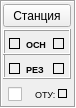
This is MdmAgent/kpframe.ui in eugene-pa/armdncqt as Qt 5 draws it before an edit. The edited form follows.
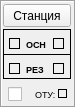
This is the edited form. Custom widgets are drawn as their Qt base class.

```diff
--- a/MdmAgent/kpframe.ui
+++ b/MdmAgent/kpframe.ui
@@ -102,11 +102,14 @@
      <height>26</height>
     </rect>
    </property>
+   <property name="autoFillBackground">
+    <bool>true</bool>
+   </property>
    <property name="frameShape">
     <enum>QFrame::Box</enum>
    </property>
    <property name="frameShadow">
-    <enum>QFrame::Raised</enum>
+    <enum>QFrame::Plain</enum>
    </property>
    <widget class="QLabel" name="label_Rsrv">
     <property name="geometry">
@@ -207,13 +210,13 @@
     </font>
    </property>
    <property name="autoFillBackground">
-    <bool>false</bool>
+    <bool>true</bool>
    </property>
    <property name="frameShape">
     <enum>QFrame::Box</enum>
    </property>
    <property name="frameShadow">
-    <enum>QFrame::Raised</enum>
+    <enum>QFrame::Plain</enum>
    </property>
    <widget class="QLabel" name="label_Main">
     <property name="geometry">
```
